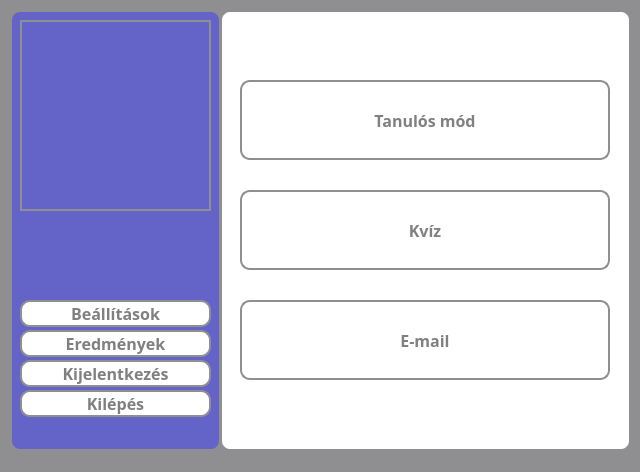
Above: src/main/resources/ui/dark/mainWindow.ui from pkristof1999/Szakdolgozat before the change. Below: the same form after it.
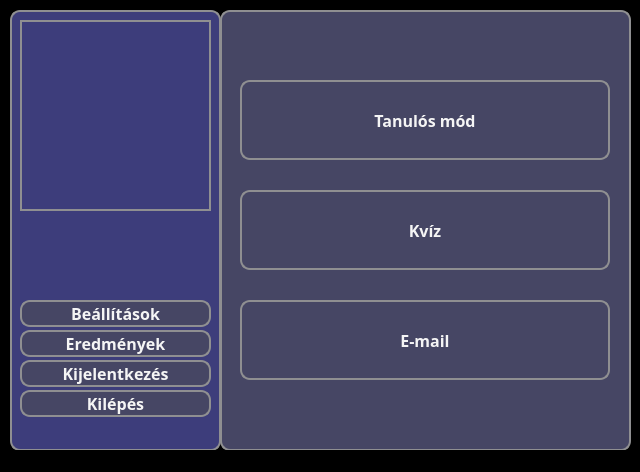
That is the form after the change.

```diff
--- a/src/main/resources/ui/dark/mainWindow.ui
+++ b/src/main/resources/ui/dark/mainWindow.ui
@@ -15,7 +15,7 @@
   </property>
   <property name="styleSheet">
    <string notr="true">* {
-	background-color: #8f8f91;
+	background-color: #000000;
 }</string>
   </property>
   <widget class="QWidget" name="centralwidget">
@@ -30,13 +30,14 @@
     </property>
     <property name="styleSheet">
      <string notr="true">* {
-	background-color: white;
-    border: 2px solid #8f8f91;
-    border-radius: 10px;
-    color: white;
-    font-size: 16px;
-    font-weight: bold;
-}</string>
+	background-color: rgb(70, 70, 100);
+	border: 2px solid #8f8f91;
+	border-radius: 10px;
+	color: white;
+	font-size: 16px;
+	font-weight: bold;
+}
+</string>
     </property>
     <widget class="QPushButton" name="learningGameButton">
      <property name="geometry">
@@ -56,8 +57,8 @@
      </property>
      <property name="styleSheet">
       <string notr="true">* {
-	background-color: white;
-	color: grey;
+	background-color:  rgb(70, 70, 100);
+	color: whitesmoke;
 }
 
 *:hover {
@@ -87,8 +88,8 @@
      </property>
      <property name="styleSheet">
       <string notr="true">* {
-	background-color: white;
-	color: grey;
+	background-color:  rgb(70, 70, 100);
+	color: whitesmoke;
 }
 
 *:hover {
@@ -118,8 +119,8 @@
      </property>
      <property name="styleSheet">
       <string notr="true">* {
-	background-color: white;
-	color: grey;
+	background-color:  rgb(70, 70, 100);
+	color: whitesmoke;
 }
 
 *:hover {
@@ -143,7 +144,7 @@
     </property>
     <property name="styleSheet">
      <string notr="true">* {
-	background-color: rgb(100, 100, 200);
+	background-color: rgb(61, 61, 123);
 	border: 2px solid #8f8f91;
 	border-radius: 10px;
 	color: white;
@@ -188,8 +189,8 @@
      </property>
      <property name="styleSheet">
       <string notr="true">* {
-	background-color: white;
-	color: grey;
+	background-color:  rgb(70, 70, 100);
+	color: whitesmoke;
 }
 
 *:hover {
@@ -219,8 +220,8 @@
      </property>
      <property name="styleSheet">
       <string notr="true">* {
-	background-color: white;
-	color: grey;
+	background-color:  rgb(70, 70, 100);
+	color: whitesmoke;
 }
 
 *:hover {
@@ -250,8 +251,8 @@
      </property>
      <property name="styleSheet">
       <string notr="true">* {
-	background-color: white;
-	color: grey;
+	background-color:  rgb(70, 70, 100);
+	color: whitesmoke;
 }
 
 *:hover {
@@ -281,8 +282,8 @@
      </property>
      <property name="styleSheet">
       <string notr="true">* {
-	background-color: white;
-	color: grey;
+	background-color:  rgb(70, 70, 100);
+	color: whitesmoke;
 }
 
 *:hover {
@@ -304,10 +305,7 @@
       </rect>
      </property>
      <property name="styleSheet">
-      <string notr="true">border-style: none; color: white;</string>
-     </property>
-     <property name="wordWrap">
-      <bool>true</bool>
+      <string notr="true">border-style: none; color: whitesmoke;</string>
      </property>
      <property name="alignment">
       <set>Qt::AlignCenter</set>
```
Left out of the diff: 16 changed lines with no effect on the pictures.
